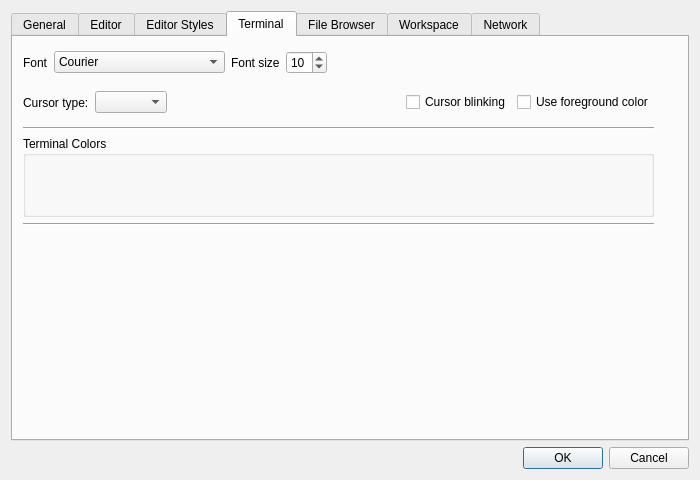
ctaggart/octave, file libgui/src/settings-dialog.ui: the form before one commit.
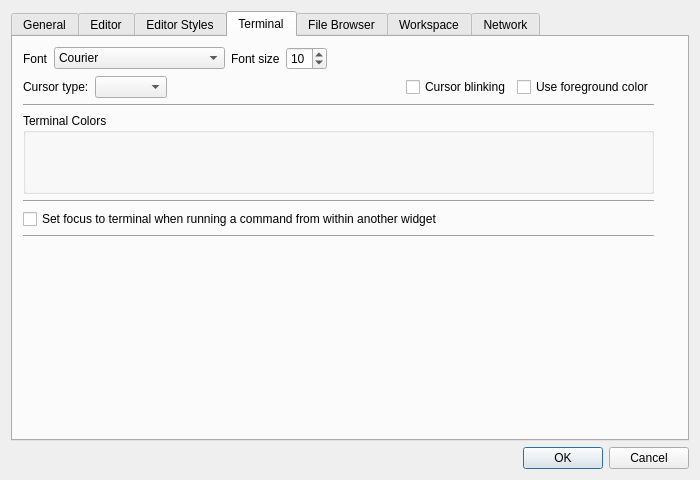
The form after the commit. The open tabs and pages were chosen to show the change.

Commit message:
gui: optionally set focus to console when a command is run from another widget
* settings-dialog.ui: new checkbox for focus switching to console

* settings-dialog.cc (constructor): read new setting and init check box,
  (write_changed_settings): write state from check box into settings file

* main-window.cc (focus_console_after_command): new functions checking
  settings file for new settings,
  (execute_command_in_terminal): focus console if desired,
  (run_file_in_terminal): focus console if desired

* main-window.h: new function focus_console_after_command

branch : gui-release

```diff
--- a/libgui/src/settings-dialog.ui
+++ b/libgui/src/settings-dialog.ui
@@ -855,67 +855,113 @@
       <attribute name="title">
        <string>Terminal</string>
       </attribute>
-      <widget class="QWidget" name="horizontalLayoutWidget">
-       <property name="geometry">
-        <rect>
-         <x>10</x>
-         <y>50</y>
-         <width>631</width>
-         <height>31</height>
-        </rect>
-       </property>
-       <layout class="QHBoxLayout" name="horizontalLayout_3">
-        <item>
-         <widget class="QLabel" name="label">
-          <property name="text">
-           <string>Cursor type:</string>
-          </property>
-         </widget>
-        </item>
-        <item>
-         <widget class="QComboBox" name="terminal_cursorType"/>
-        </item>
-        <item>
-         <spacer name="horizontalSpacer">
-          <property name="orientation">
-           <enum>Qt::Horizontal</enum>
-          </property>
-          <property name="sizeHint" stdset="0">
-           <size>
-            <width>40</width>
-            <height>20</height>
-           </size>
-          </property>
-         </spacer>
-        </item>
-        <item>
-         <widget class="QCheckBox" name="terminal_cursorBlinking">
-          <property name="text">
-           <string>Cursor blinking</string>
-          </property>
-         </widget>
-        </item>
-        <item>
-         <widget class="QCheckBox" name="terminal_cursorUseForegroundColor">
-          <property name="text">
-           <string>Use foreground color</string>
-          </property>
-         </widget>
-        </item>
-       </layout>
-      </widget>
       <widget class="QWidget" name="verticalLayoutWidget_3">
        <property name="geometry">
         <rect>
          <x>10</x>
-         <y>90</y>
+         <y>10</y>
          <width>631</width>
-         <height>291</height>
+         <height>371</height>
         </rect>
        </property>
        <layout class="QVBoxLayout" name="verticalLayout_8">
         <item>
-         <widget class="Line" name="line_6">
+         <layout class="QHBoxLayout" name="horizontalLayout_5">
+          <item>
+           <widget class="QLabel" name="label_11">
+            <property name="text">
+             <string>Font</string>
+            </property>
+           </widget>
+          </item>
+          <item>
+           <widget class="QFontComboBox" name="terminal_fontName">
+            <property name="editable">
+             <bool>false</bool>
+            </property>
+            <property name="fontFilters">
+             <set>QFontComboBox::MonospacedFonts</set>
+            </property>
+           </widget>
+          </item>
+          <item>
+           <widget class="QLabel" name="label_12">
+            <property name="text">
+             <string>Font size</string>
+            </property>
+           </widget>
+          </item>
+          <item>
+           <widget class="QSpinBox" name="terminal_fontSize">
+            <property name="minimum">
+             <number>2</number>
+            </property>
+            <property name="maximum">
+             <number>96</number>
+            </property>
+            <property name="value">
+             <number>10</number>
+            </property>
+           </widget>
+          </item>
+          <item>
+           <spacer name="horizontalSpacer_5">
+            <property name="orientation">
+             <enum>Qt::Horizontal</enum>
+            </property>
+            <property name="sizeHint" stdset="0">
+             <size>
+              <width>40</width>
+              <height>20</height>
+             </size>
+            </property>
+           </spacer>
+          </item>
+         </layout>
+        </item>
+        <item>
+         <layout class="QHBoxLayout" name="horizontalLayout_3">
+          <item>
+           <widget class="QLabel" name="label">
+            <property name="text">
+             <string>Cursor type:</string>
+            </property>
+           </widget>
+          </item>
+          <item>
+           <widget class="QComboBox" name="terminal_cursorType"/>
+          </item>
+          <item>
+           <spacer name="horizontalSpacer">
+            <property name="orientation">
+             <enum>Qt::Horizontal</enum>
+            </property>
+            <property name="sizeHint" stdset="0">
+             <size>
+              <width>40</width>
+              <height>20</height>
+             </size>
+            </property>
+           </spacer>
+          </item>
+          <item>
+           <widget class="QCheckBox" name="terminal_cursorBlinking">
+            <property name="text">
+             <string>Cursor blinking</string>
+            </property>
+           </widget>
+          </item>
+          <item>
+           <widget class="QCheckBox" name="terminal_cursorUseForegroundColor">
+            <property name="text">
+             <string>Use foreground color</string>
+            </property>
+           </widget>
+          </item>
+         </layout>
+        </item>
+        <item>
+         <widget class="Line" name="line_7">
           <property name="orientation">
            <enum>Qt::Horizontal</enum>
           </property>
@@ -947,6 +993,20 @@
           </property>
          </widget>
         </item>
+        <item>
+         <widget class="QCheckBox" name="terminal_focus_command">
+          <property name="text">
+           <string>Set focus to terminal when running a command from within another widget</string>
+          </property>
+         </widget>
+        </item>
+        <item>
+         <widget class="Line" name="line_6">
+          <property name="orientation">
+           <enum>Qt::Horizontal</enum>
+          </property>
+         </widget>
+        </item>
         <item>
          <spacer name="verticalSpacer_3">
           <property name="orientation">
@@ -962,68 +1022,6 @@
         </item>
        </layout>
       </widget>
-      <widget class="QWidget" name="layoutWidget">
-       <property name="geometry">
-        <rect>
-         <x>10</x>
-         <y>10</y>
-         <width>631</width>
-         <height>31</height>
-        </rect>
-       </property>
-       <layout class="QHBoxLayout" name="horizontalLayout_5">
-        <item>
-         <widget class="QLabel" name="label_11">
-          <property name="text">
-           <string>Font</string>
-          </property>
-         </widget>
-        </item>
-        <item>
-         <widget class="QFontComboBox" name="terminal_fontName">
-          <property name="editable">
-           <bool>false</bool>
-          </property>
-          <property name="fontFilters">
-           <set>QFontComboBox::MonospacedFonts</set>
-          </property>
-         </widget>
-        </item>
-        <item>
-         <widget class="QLabel" name="label_12">
-          <property name="text">
-           <string>Font size</string>
-          </property>
-         </widget>
-        </item>
-        <item>
-         <widget class="QSpinBox" name="terminal_fontSize">
-          <property name="minimum">
-           <number>2</number>
-          </property>
-          <property name="maximum">
-           <number>96</number>
-          </property>
-          <property name="value">
-           <number>10</number>
-          </property>
-         </widget>
-        </item>
-        <item>
-         <spacer name="horizontalSpacer_5">
-          <property name="orientation">
-           <enum>Qt::Horizontal</enum>
-          </property>
-          <property name="sizeHint" stdset="0">
-           <size>
-            <width>40</width>
-            <height>20</height>
-           </size>
-          </property>
-         </spacer>
-        </item>
-       </layout>
-      </widget>
      </widget>
      <widget class="QWidget" name="tab_file_browser">
       <attribute name="title">
```
Left out of the diff: 2 changed lines with no effect on the pictures. The commit also changes 3 other files.
